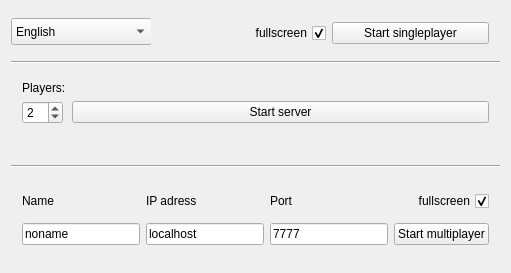
valer00n/walkers, file src/settings.ui: the form before one commit.
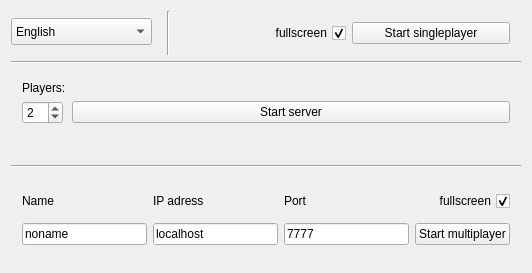
The form after the commit.

The edit to the form file:
```diff
--- a/src/settings.ui
+++ b/src/settings.ui
@@ -6,7 +6,7 @@
    <rect>
     <x>0</x>
     <y>0</y>
-    <width>511</width>
+    <width>532</width>
     <height>273</height>
    </rect>
   </property>
@@ -19,13 +19,13 @@
      <widget class="QWidget" name="widget" native="true">
       <property name="minimumSize">
        <size>
-        <width>140</width>
+        <width>150</width>
         <height>30</height>
        </size>
       </property>
       <property name="maximumSize">
        <size>
-        <width>140</width>
+        <width>150</width>
         <height>30</height>
        </size>
       </property>
@@ -51,7 +51,7 @@
       </widget>
      </widget>
     </item>
-    <item row="0" column="1">
+    <item row="0" column="2">
      <widget class="QWidget" name="single_s" native="true">
       <layout class="QHBoxLayout" name="horizontalLayout">
        <item>
@@ -86,14 +86,7 @@
       </layout>
      </widget>
     </item>
-    <item row="1" column="0" colspan="2">
-     <widget class="Line" name="line">
-      <property name="orientation">
-       <enum>Qt::Horizontal</enum>
-      </property>
-     </widget>
-    </item>
-    <item row="2" column="0" colspan="2">
+    <item row="2" column="0" colspan="3">
      <widget class="QWidget" name="server_s" native="true">
       <layout class="QFormLayout" name="formLayout_2">
        <item row="2" column="0">
@@ -126,14 +119,7 @@
       </layout>
      </widget>
     </item>
-    <item row="3" column="0" colspan="2">
-     <widget class="Line" name="line_2">
-      <property name="orientation">
-       <enum>Qt::Horizontal</enum>
-      </property>
-     </widget>
-    </item>
-    <item row="4" column="0" colspan="2">
+    <item row="4" column="0" colspan="3">
      <widget class="QWidget" name="mult_s" native="true">
       <layout class="QGridLayout" name="gridLayout">
        <item row="5" column="3">
@@ -207,6 +193,27 @@
       </layout>
      </widget>
     </item>
+    <item row="3" column="0" colspan="3">
+     <widget class="Line" name="line_2">
+      <property name="orientation">
+       <enum>Qt::Horizontal</enum>
+      </property>
+     </widget>
+    </item>
+    <item row="1" column="0" colspan="3">
+     <widget class="Line" name="line">
+      <property name="orientation">
+       <enum>Qt::Horizontal</enum>
+      </property>
+     </widget>
+    </item>
+    <item row="0" column="1">
+     <widget class="Line" name="line_3">
+      <property name="orientation">
+       <enum>Qt::Vertical</enum>
+      </property>
+     </widget>
+    </item>
    </layout>
   </widget>
  </widget>
```
